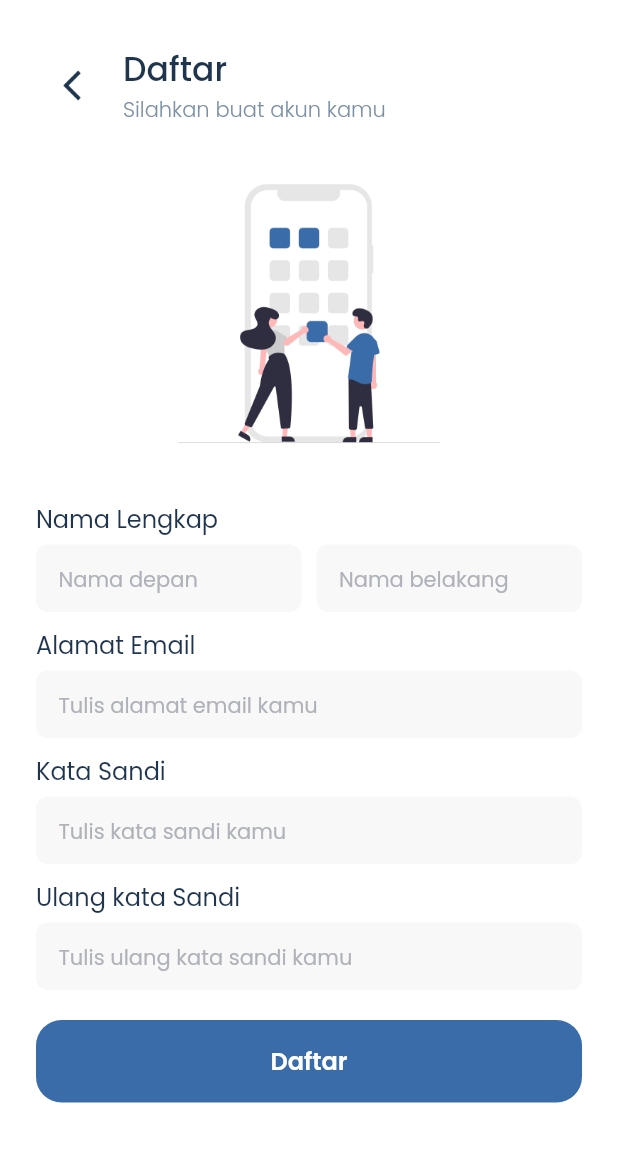
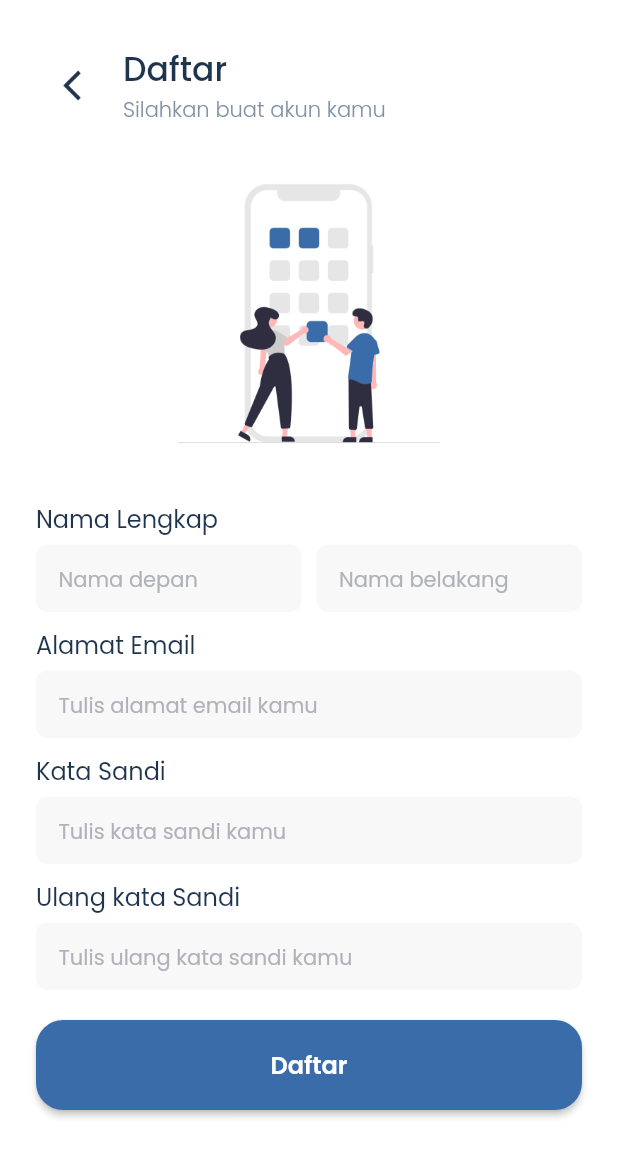
Before and after one commit to nadiamrnt/peka, a Flutter app: the SignupPage screen opened directly, on a phone screen of 412 x 824 dp. Shown: the top 1157 px of the screen. Run offline on Flutter 3.47's test engine with Material 2 defaults, Android fonts, the phone set to English and light mode, and no system bars; our stand-ins replace equatable, google_fonts, salomon_bottom_bar.

Commit message:
remake button

```diff
--- a/lib/ui/widgets/button.dart
+++ b/lib/ui/widgets/button.dart
@@ -3,6 +3,7 @@ import 'package:peka/common/styles.dart';
 
 class Button extends StatelessWidget {
   final String textButton;
+
   // ignore: prefer_typing_uninitialized_variables
   final Function() onTap;
 
@@ -11,27 +12,19 @@ class Button extends StatelessWidget {
 
   @override
   Widget build(BuildContext context) {
-    return Container(
-      decoration: BoxDecoration(
-          color: kPrimaryColor,
-          borderRadius: BorderRadius.circular(defaultRadius)),
-      height: 55.0,
-      width: double.infinity,
-      child: Material(
-        borderRadius: BorderRadius.circular(defaultRadius),
-        color: kTransparentColor,
-        child: InkWell(
-          borderRadius: BorderRadius.circular(defaultRadius),
-          splashColor: kBlueBgColor,
-          onTap: onTap,
-          child: Center(
-            child: Text(
-              textButton,
-              style:
-                  whiteTextStyle.copyWith(fontSize: 16.0, fontWeight: semiBold),
-            ),
-          ),
+    return ElevatedButton(
+      onPressed: onTap,
+      style: ElevatedButton.styleFrom(
+        primary: kPrimaryColor,
+        padding: const EdgeInsets.symmetric(vertical: 18.0, horizontal: 55),
+        minimumSize: const Size(double.infinity, 55),
+        shape: RoundedRectangleBorder(
+          borderRadius: BorderRadius.circular(18),
         ),
+      ),
+      child: Text(
+        textButton,
+        style: whiteTextStyle.copyWith(fontSize: 16, fontWeight: semiBold),
       ),
     );
   }
```
